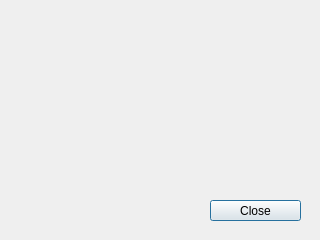
The window that about.ui (OscarVegener/DeleteNewlines) describes before a commit, drawn with Qt 5.
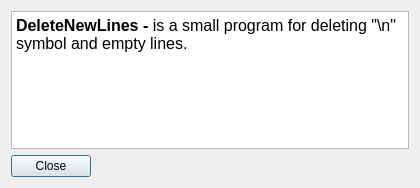
The same window after the commit.

Commit message: Added save file support and about window

```diff
--- a/about.ui
+++ b/about.ui
@@ -6,8 +6,8 @@
    <rect>
     <x>0</x>
     <y>0</y>
-    <width>320</width>
-    <height>240</height>
+    <width>420</width>
+    <height>188</height>
    </rect>
   </property>
   <property name="sizePolicy">
@@ -19,19 +19,42 @@
   <property name="windowTitle">
    <string>About DeleteNewLines</string>
   </property>
+  <layout class="QGridLayout" name="gridLayout">
+   <item row="0" column="0">
+    <layout class="QVBoxLayout" name="verticalLayout">
+     <item>
+      <widget class="QTextBrowser" name="textBrowser">
+       <property name="html">
+        <string>&lt;!DOCTYPE HTML PUBLIC &quot;-//W3C//DTD HTML 4.0//EN&quot; &quot;http://www.w3.org/TR/REC-html40/strict.dtd&quot;&gt;
+&lt;html&gt;&lt;head&gt;&lt;meta name=&quot;qrichtext&quot; content=&quot;1&quot; /&gt;&lt;style type=&quot;text/css&quot;&gt;
+p, li { white-space: pre-wrap; }
+&lt;/style&gt;&lt;/head&gt;&lt;body style=&quot; font-family:'MS Shell Dlg 2'; font-size:7.8pt; font-weight:400; font-style:normal;&quot;&gt;
+&lt;p style=&quot; margin-top:0px; margin-bottom:0px; margin-left:0px; margin-right:0px; -qt-block-indent:0; text-indent:0px;&quot;&gt;&lt;span style=&quot; font-size:12pt; font-weight:600;&quot;&gt;DeleteNewLines - &lt;/span&gt;&lt;span style=&quot; font-size:12pt;&quot;&gt;is a small program for deleting &amp;quot;\n&amp;quot; symbol and empty lines.&lt;/span&gt;&lt;/p&gt;&lt;/body&gt;&lt;/html&gt;</string>
+       </property>
+      </widget>
+     </item>
+     <item>
   <widget class="QPushButton" name="pushButton">
-   <property name="geometry">
-    <rect>
-     <x>210</x>
-     <y>200</y>
-     <width>91</width>
-     <height>21</height>
-    </rect>
+       <property name="sizePolicy">
+        <sizepolicy hsizetype="Fixed" vsizetype="Fixed">
+         <horstretch>0</horstretch>
+         <verstretch>0</verstretch>
+        </sizepolicy>
    </property>
    <property name="text">
     <string>Close</string>
    </property>
-  </widget>
+       <property name="default">
+        <bool>false</bool>
+       </property>
+       <property name="flat">
+        <bool>false</bool>
+       </property>
+      </widget>
+     </item>
+    </layout>
+   </item>
+  </layout>
  </widget>
  <resources/>
  <connections/>
```
Lines whose indentation alone changed are shown as unchanged. The commit also changes 9 other files.
